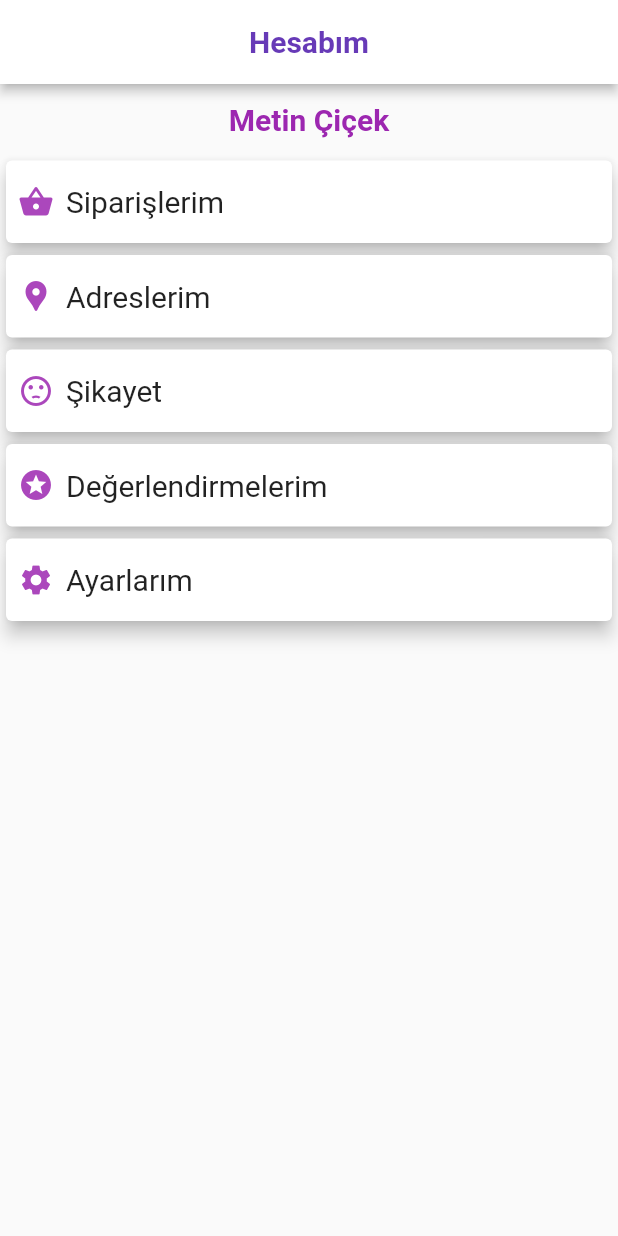
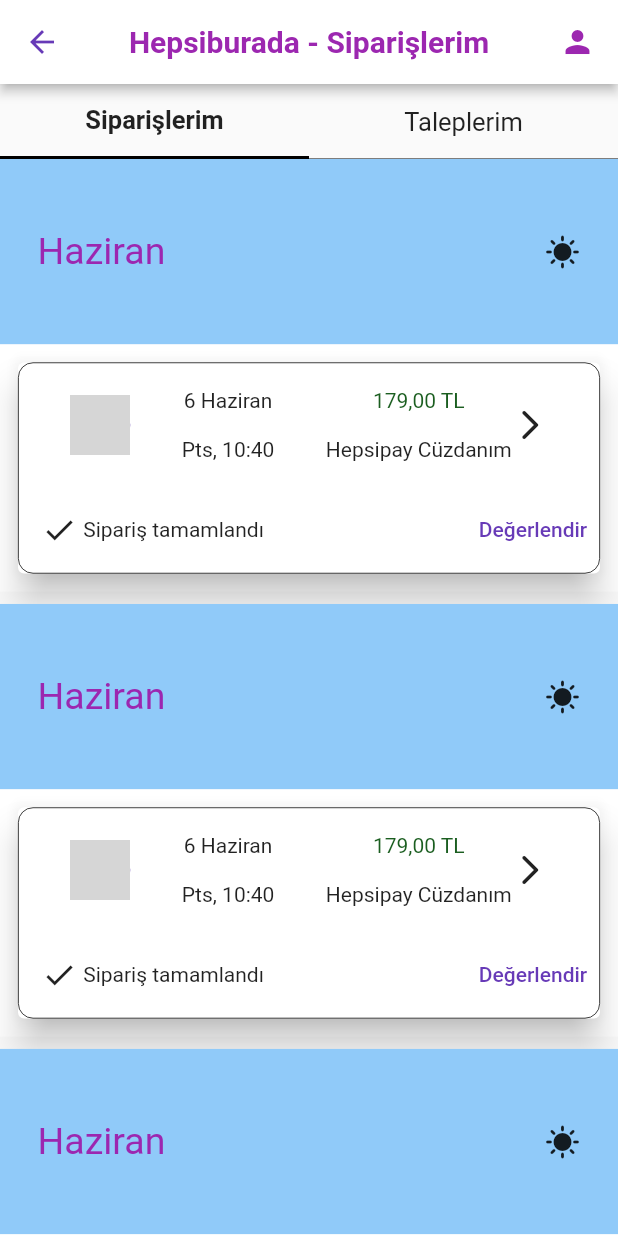
Before and after one commit to oguzunluerler1/idea_ecommerce_app, a Flutter app: the KullaniciHesabiView screen opened directly, after a tap on "Siparişlerim", on a phone screen of 412 x 824 dp. Run offline on Flutter 3.47's test engine with Material 2 defaults, Android fonts, the phone set to English and light mode, and no system bars; our stand-ins replace cloud_firestore, email_validator, firebase_auth, firebase_core, flutter_multi_formatter, flutter_rating_bar and 1 more; accounts and stored records are empty; network calls fail; grey boxes are pictures that could not be loaded.

Commit message:
küçük tweakler

```diff
--- a/lib/screens/musteri/adreslerim.dart
+++ b/lib/screens/musteri/adreslerim.dart
@@ -19,6 +19,7 @@ class _adreslerimState extends State<adreslerim> {
   Widget build(BuildContext context) {
     return Scaffold(
       appBar: AppBar(
+        foregroundColor: Colors.deepPurple,
         title: PageAppBarTitle(text: 'Adreslerim'),
       ),
       body: Padding(
--- a/lib/screens/musteri/anaSayfa_view.dart
+++ b/lib/screens/musteri/anaSayfa_view.dart
@@ -1,7 +1,6 @@
 //todo Son gezilen ürünler tamam. Diğer ikisi genel ürünleri çekiyor üzerlerinde oynama yapabilirim.
 //todo SepeteEkle tuşunu aktive etmem lazım.
 //todo Reklam panosunu halletmem lazım.
-import 'package:cloud_firestore/cloud_firestore.dart';
 import 'package:flutter/material.dart';
 import 'package:idea_ecommerce_app/app_constants/app_strings.dart';
 import 'package:idea_ecommerce_app/models/urun.dart';
@@ -170,7 +169,7 @@ class AnaSayfa extends StatelessWidget {
           imageUrl: snapshot.data?[index].urunResimleriUrl[0]
         ),
         ProductLabelHeadline6(text: "${snapshot.data?[index].fiyat.toString()} TL"),
-        Text(snapshot.data?[index].isim ?? '', style: TextStyle(fontSize: 16, fontWeight: FontWeight.bold)),
+        Text(snapshot.data?[index].isim ?? '', style: TextStyle(fontSize: 14, fontWeight: FontWeight.bold)),
         Expanded(child: AddBasketButton(urun: snapshot.data![index],)),
       ],
     );
--- a/lib/screens/musteri/hesap_view.dart
+++ b/lib/screens/musteri/hesap_view.dart
@@ -1,8 +1,11 @@
 import 'package:flutter/material.dart';
 import 'package:idea_ecommerce_app/screens/musteri/adreslerim.dart';
 import 'package:idea_ecommerce_app/screens/musteri/sikayet.dart';
+import 'package:idea_ecommerce_app/screens/musteri/siparislerim.dart';
 import 'package:idea_ecommerce_app/screens/musteri/yorumlar_view.dart';
 import 'package:idea_ecommerce_app/app_constants/app_strings.dart';
+import 'package:idea_ecommerce_app/services/auth.dart';
+import 'package:idea_ecommerce_app/utilities/route_helper.dart';
 import 'package:idea_ecommerce_app/widgets/page_appbar_title.dart';
 
 class KullaniciHesabiView extends StatelessWidget {
@@ -21,7 +24,7 @@ class KullaniciHesabiView extends StatelessWidget {
             Padding(
               padding: const EdgeInsets.all(12.0),
               child: Text(
-                'Metin Çiçek',
+                '${Auth().onlineUser()?.email}',
                 style: TextStyle(
                     fontSize: 20,
                     fontWeight: FontWeight.bold,
@@ -30,9 +33,7 @@ class KullaniciHesabiView extends StatelessWidget {
             ),
             GestureDetector(
               onTap: () {
-                print(
-                  'siparişlerime gidecek',
-                );
+                  RouteHelper.goRoute(context: context, page: siparislerView());
               },
               child: myCard(Icons.shopping_basket, 'Siparişlerim'),
             ),
--- a/lib/screens/musteri/kategoriSecilen.dart
+++ b/lib/screens/musteri/kategoriSecilen.dart
@@ -272,7 +272,7 @@ class _secilmisKategoriScreenState extends State<secilmisKategoriScreen> {
   }
 
   void siraYok() {
-      //todo saaaaa
+
     products = [];
     products.addAll(tempProducts);
     setState(() {});
@@ -509,7 +509,7 @@ class _secilmisKategoriScreenState extends State<secilmisKategoriScreen> {
   }
 
   void markaDialog() {
-    var markalar = tempProducts.map((e) => e.marka).toSet().toList();
+    List<String> markalar = tempProducts.map((e) => e.marka).toSet().toList();
     showDialog(
         context: context,
         builder: (context) {
--- a/lib/screens/musteri/sikayet.dart
+++ b/lib/screens/musteri/sikayet.dart
@@ -24,7 +24,7 @@ class _sikayetEkraniState extends State<sikayetEkrani> {
         appBar: AppBar(
           title: Text('Şikayetlerim'),
           centerTitle: true,
-          backgroundColor: Colors.purple,
+          foregroundColor: Colors.deepPurple,
         ),
         body: SingleChildScrollView(
           child: SafeArea(
--- /dev/null
+++ b/lib/screens/musteri/siparislerim.dart
@@ -0,0 +1,242 @@
+import 'package:flutter/material.dart';
+
+class siparislerView extends StatefulWidget {
+  const siparislerView({Key? key}) : super(key: key);
+
+  @override
+  State<siparislerView> createState() => _siparislerViewState();
+}
+
+class _siparislerViewState extends State<siparislerView> {
+  bool onTapDegiskeni=false;
+  @override
+  Widget build(BuildContext context) {
+    return Scaffold(
+      appBar: AppBar(
+        foregroundColor: Colors.deepPurple,
+        backgroundColor: Colors.white,
+        title: Text("Hepsiburada - Siparişlerim", style: TextStyle(color: Colors.purple)),
+        centerTitle: true,
+        actions: [
+          GestureDetector(
+            onTap: (){
+              print("profil ekranına götürülecek");
+            },
+            child: Padding(
+              padding: const EdgeInsets.all(15.0),
+              child: Icon(Icons.person, color: Colors.purple),
+            ),
+          ),
+        ],
+      ),
+      body: bodyMethod(),
+    );
+  }
+
+  Widget bodyMethod() {
+    return Column(
+      children: [
+        ustSiparisTalepSecimMetodu(),
+        Expanded(
+          child: SingleChildScrollView(
+            child: Expanded(
+              child: Column(
+                children: [
+                  gestureDetectorIcKutuFull(),
+                  gestureDetectorIcKutuFull(),
+                  gestureDetectorIcKutuFull(),
+                  gestureDetectorIcKutuFull(),
+                  gestureDetectorIcKutuFull(),
+                  gestureDetectorIcKutuFull(),
+                ],
+              ),
+            ),
+          ),
+        ),
+      ],
+    );
+  }
+
+  Widget gestureDetectorIcKutuFull() {
+    return SizedBox(width: double.infinity, height: MediaQuery.of(context).size.height * 0.36,
+                  child: IcKutuFull(),
+                  );
+  }
+
+  Column IcKutuFull() {
+    return Column(
+                    children: [
+                      IcKutuUst(),
+                      IcKutuAlt()
+                    ],
+                  );
+  }
+
+  Container IcKutuAlt() {
+    return Container(width: double.infinity, height: MediaQuery.of(context).size.height * 0.2, color: Colors.white,
+                      child: Padding(
+                        padding: const EdgeInsets.all(8.0),
+                        child: Card(
+                          elevation: 10,
+                          child: IcKutuAltBolgeIci(),
+                        ),
+                      ),
+                    );
+  }
+
+  Widget IcKutuAltBolgeIci() {
+    return Container(
+      child: GestureDetector(
+        onTap: (){
+          print("Sipariş detayı ekranına gidilecek");
+        },
+        child: Column(
+          children: [
+            Container(
+              child: SizedBox(
+                width: double.infinity,
+                height: MediaQuery.of(context).size.height * 0.1,
+                child: Row(
+                  children: [
+                    Spacer(),
+                    Center(child: CircleAvatarMetodu()),
+                    Spacer(),
+                    Container(
+                      child: Column(
+                        children: [
+                          Spacer(),
+                          Text("6 Haziran"),
+                          Spacer(),
+                          Text("Pts, 10:40"),
+                          Spacer(),
+                        ],
+                      ),
+                    ),
+                    Spacer(),
+                    Row(
+                      children: [
+                        Container(
+                          child: Column(
+                            children: [
+                              Spacer(),
+                              Text("179,00 TL",style: TextStyle(color: Colors.green.shade900),),
+                              Spacer(),
+                              Text("Hepsipay Cüzdanım"),
+                              Spacer(),
+                            ],
+                          ),
+                        ),
+                        Icon(Icons.arrow_forward_ios_rounded)
+                      ],
+                    ),
+                    Spacer(),
+                  ],
+                ),
+              ),
+            ),
+            Expanded(
+              child: Padding(
+                padding: const EdgeInsets.only(left: 15.0),
+                child: Row(
+                  mainAxisAlignment: MainAxisAlignment.spaceBetween,
+                  children: [
+                    Row(
+                      children: [
+                        Icon(Icons.done),
+                        SizedBox(width: 4,),
+                        Text("Sipariş tamamlandı"),
+                      ],
+                    ),
+                    TextButton(onPressed: (){}, child: Text("Değerlendir"))
+                  ],
+                ),
+              ),
+            ),
+          ],
+        ),
+      ),
+        decoration: BoxDecoration(
+          borderRadius: BorderRadius.circular(10),
+          border: Border.all(width: 0.5),
+        ),
+    );
+  }
+
+  Container IcKutuUst() {
+    return Container(
+      width: double.infinity,
+      height: MediaQuery.of(context).size.height * 0.15,
+      color: Colors.blue.shade200,
+      child: Padding(
+        padding: const EdgeInsets.all(25),
+        child: Center(
+          child: Row(
+            children: [
+              Column(
+                children: [
+                  Spacer(),
+                  Text("Haziran", style: TextStyle(fontSize: 25, color: Colors.purple),),
+                  Spacer(),
+                ],
+              ),
+              Spacer(),
+              Icon(Icons.sunny)
+            ],
+          ),
+        ),
+      ),
+
+    );
+  }
+
+  CircleAvatar CircleAvatarMetodu() {
+    return CircleAvatar(backgroundImage: NetworkImage("https://productimages.hepsiburada.net/s/10/500/9198908342322.jpg"));
+  }
+
+  Row ustSiparisTalepSecimMetodu() {
+    return Row(
+        children: [
+          Expanded(
+            child: SizedBox(
+              height: 50,
+              width: double.infinity,
+              child: GestureDetector(
+                onTap: () {
+                  print("sipariş ekranına yönlendir");
+                  setState(() {
+                    onTapDegiskeni = false;
+                  });
+                },
+                child: Container(
+                  decoration: BoxDecoration(border: Border(
+                    bottom: BorderSide(width: onTapDegiskeni == false? 2 :0, color: Colors.black,),
+                  )),
+                  child: Center(child: Text("Siparişlerim", textAlign: TextAlign.center, style: TextStyle(fontSize: 17, fontWeight: onTapDegiskeni==false? FontWeight.bold :FontWeight.normal),)),
+                ),
+              ),
+            )
+          ),
+          Expanded(
+            child: SizedBox(
+              height: 50,
+              width: double.infinity,
+              child: GestureDetector(
+                child: Container(
+                  decoration: BoxDecoration(border: Border(
+                    bottom: BorderSide(width: onTapDegiskeni == true? 2 :0, color: Colors.black,),
+                  )),
+                  child: Center(child: Text("Taleplerim", textAlign: TextAlign.center, style: TextStyle(fontSize: 17, fontWeight: onTapDegiskeni==true? FontWeight.bold :FontWeight.normal),)),
+                ),
+                onTap: () {
+                  print("taleplerim ekranına yönlendir");
+                  setState(() {
+                    onTapDegiskeni = true;
+                  });
+                },
+              ),
+            )
+          ),
+        ],
+      );
+  }
+}
--- a/lib/screens/musteri/urun_ekrani_view.dart
+++ b/lib/screens/musteri/urun_ekrani_view.dart
@@ -99,7 +99,7 @@ class _urunEkraniState extends State<urunEkrani> {
     return Padding(
       padding: const EdgeInsets.only(left: 16.0),
       child: Text(
-        'Satıcı',
+        "Satıcı",
         style: TextStyle(fontSize: 15, fontWeight: FontWeight.w400),
       ),
     );
@@ -113,7 +113,7 @@ class _urunEkraniState extends State<urunEkrani> {
             //todo: satıcı ekranına gönderilecek
           },
           child: Text(
-            'E-ticaret',
+            widget.urun.satici,
             style: TextStyle(
                 fontSize: 15,
                 fontWeight: FontWeight.w600,
--- a/lib/screens/musteri/yeni_adres_olustur.dart
+++ b/lib/screens/musteri/yeni_adres_olustur.dart
@@ -31,7 +31,7 @@ class _YeniAdresOlusturState extends State<YeniAdresOlustur> {
 
     return SafeArea(
       child: Scaffold(
-        appBar: AppBar(title: PageAppBarTitle(text: 'Adres Ekleme')),
+        appBar: AppBar(title: PageAppBarTitle(text: 'Adres Ekleme'),foregroundColor: Colors.deepPurple,),
 //*Klavye ekranı yukarı ittiriyordu. Onun için koydum.
         resizeToAvoidBottomInset: true,
         body: SizedBox(
--- a/lib/screens/musteri/yorumlar_view.dart
+++ b/lib/screens/musteri/yorumlar_view.dart
@@ -12,6 +12,7 @@ class YorumlarView extends StatelessWidget {
       length: 2,
       child: Scaffold(
           appBar: AppBar(
+            foregroundColor: Colors.deepPurple,
             title: Text(
               "Değerlendirmelerim",
               style: TextStyle(
--- a/lib/widgets/on_board.dart
+++ b/lib/widgets/on_board.dart
@@ -26,7 +26,7 @@ class _OnBoardWidgetState extends State<OnBoardWidget> {
   void getLoginInfo() async {
     final _auth = Provider.of<Auth>(context, listen: false);
     var isLoggedIn = _auth.onlineUser();
-    await Future.delayed(Duration(milliseconds: 10000),() {
+    await Future.delayed(Duration(milliseconds: 4000),() {
       RouteHelper.goRouteReplacement(context: context, page: isLoggedIn != null ? MyHomePage(key:key,) : SignIn());
     },);
   }
```
